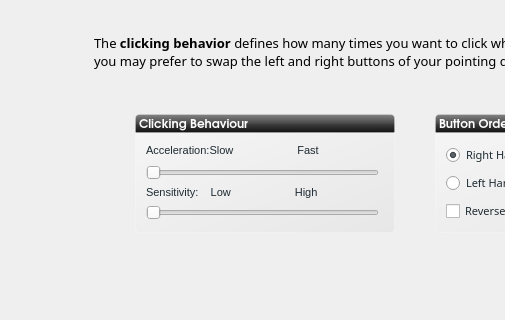
pars-linux/projects, file COMAK/managers/kaptan/ui/ui_scrMouse_lxde.ui: the form before one commit; both pictures show x 0 to 505 and y 0 to 320 of the 830 by 490 pixel window.
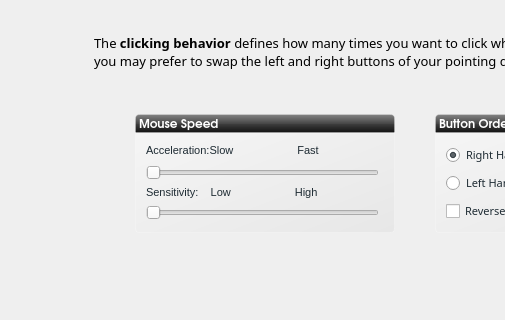
The form after the commit. Icons and pictures are not drawn.

Commit message: widget title changed

The edit to the form file:
```diff
--- a/COMAK/managers/kaptan/ui/ui_scrMouse_lxde.ui
+++ b/COMAK/managers/kaptan/ui/ui_scrMouse_lxde.ui
@@ -146,7 +146,7 @@
 border-top-right-radius: 4px;</string>
            </property>
            <property name="text">
-            <string>Clicking Behaviour</string>
+            <string>Mouse Speed</string>
            </property>
            <property name="margin">
             <number>5</number>
```
Left out of the diff: 2 changed lines with no effect on the pictures.
